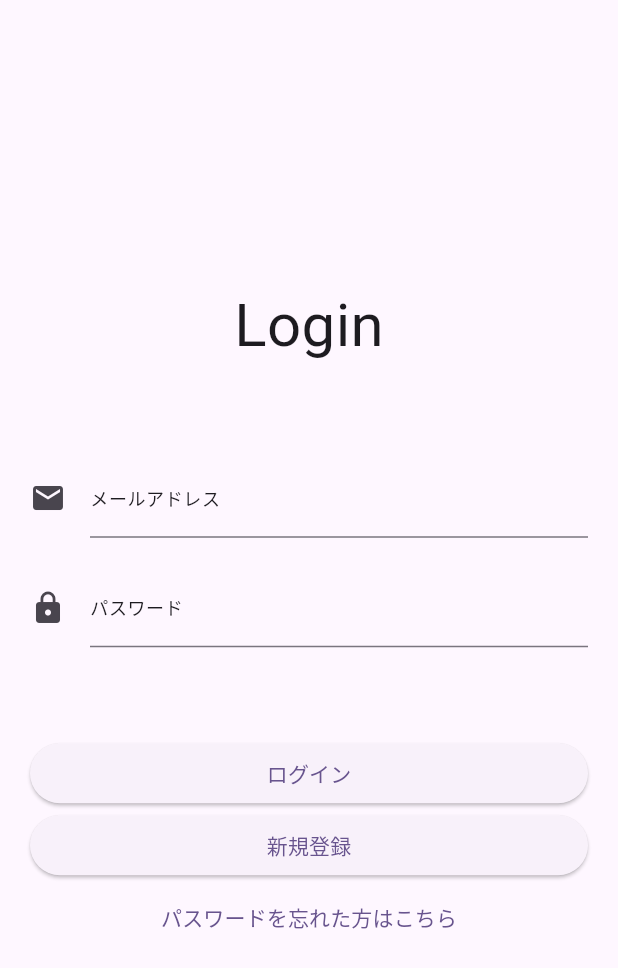
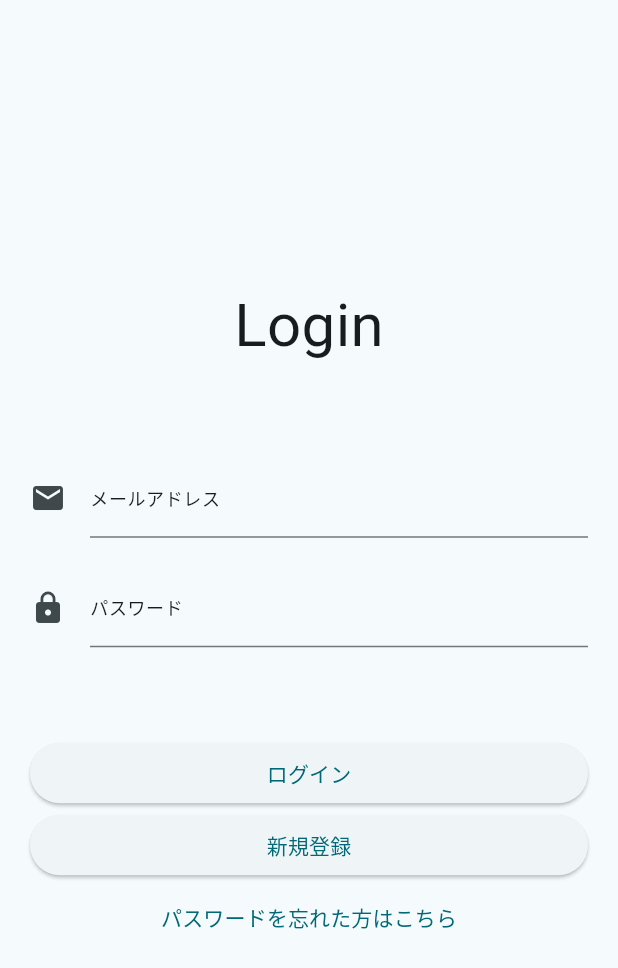
Before and after one commit to Issei-Hiramatsu/team_pampers, a Flutter app: the screen it shows after launch, on a phone screen of 412 x 824 dp. Shown: the top 968 px of the screen. Run offline on Flutter 3.47's test engine with Material 2 defaults, Android fonts, the phone set to English and light mode, and no system bars; our stand-ins replace cached_network_image, cloud_firestore, connectivity_plus, firebase_auth, firebase_core, firebase_storage and 9 more; accounts and stored records are empty.

Commit message:
テーマ変更

```diff
--- a/lib/app.dart
+++ b/lib/app.dart
@@ -11,7 +11,7 @@ class App extends StatelessWidget {
       debugShowCheckedModeBanner: false,
       theme: ThemeData(
         colorScheme: ColorScheme.fromSeed(
-          seedColor: Colors.deepPurple,
+          seedColor: Colors.cyan,
         ),
         useMaterial3: true,
       ),
```
